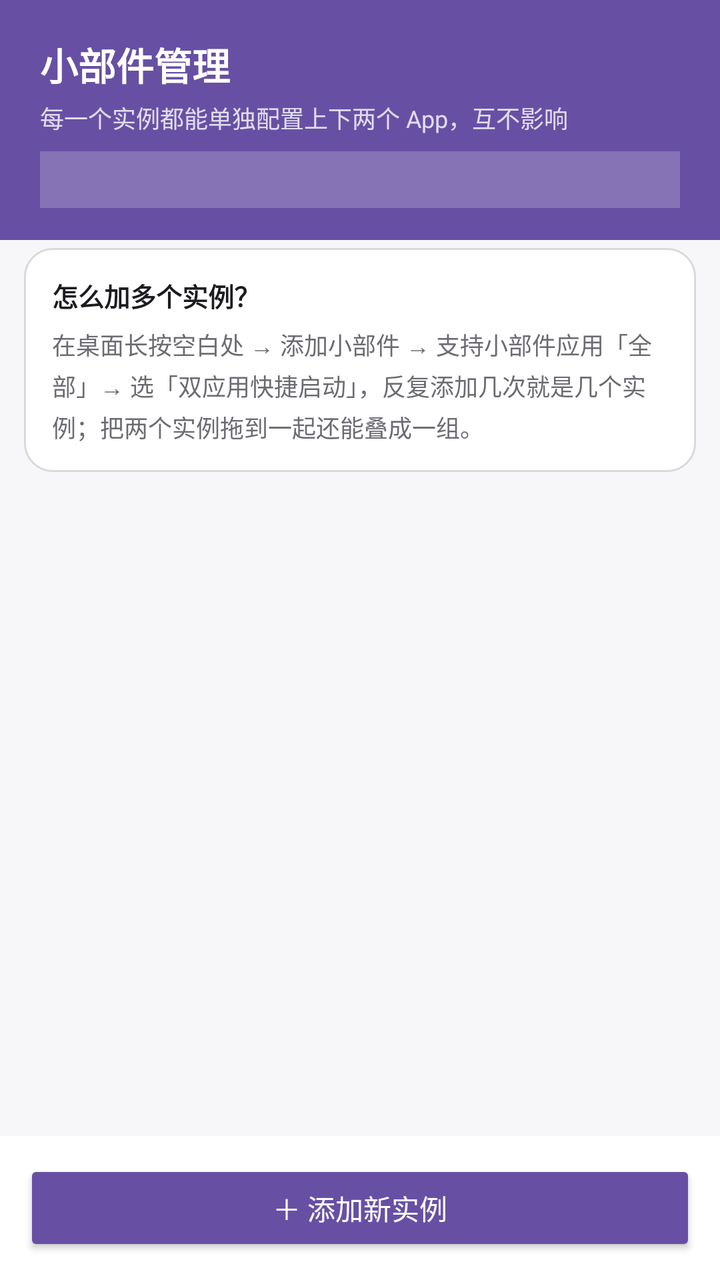
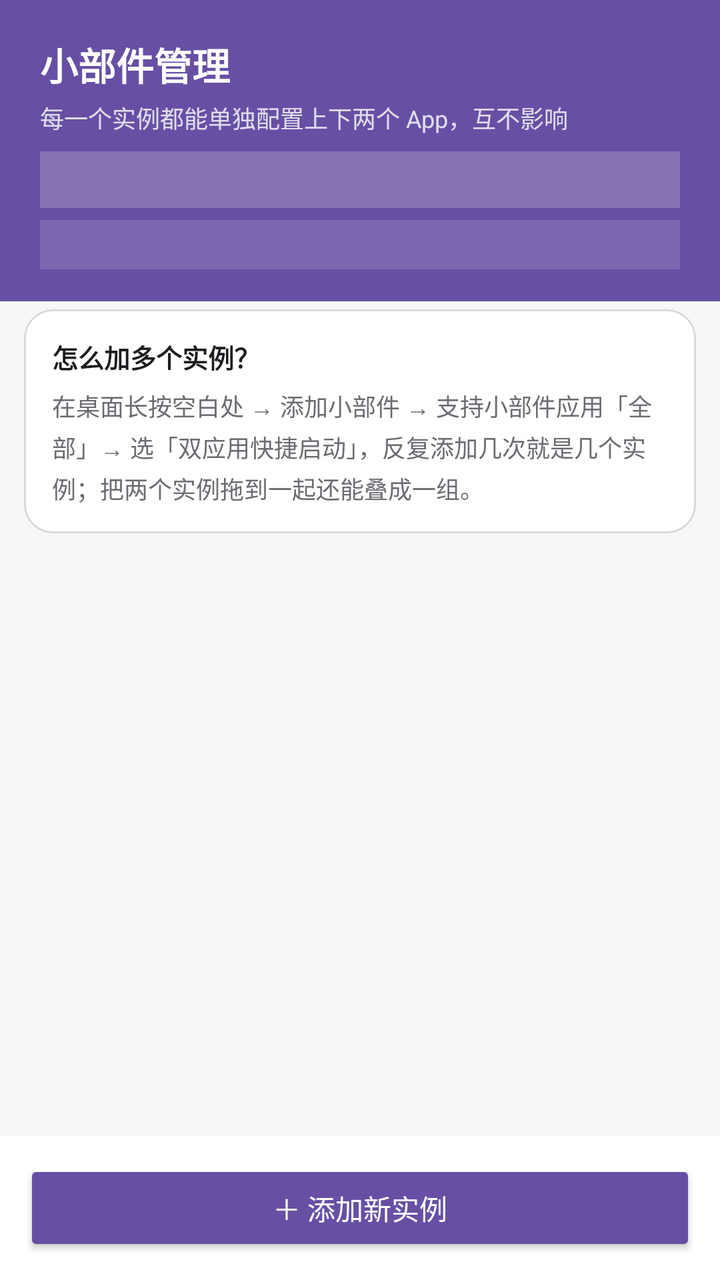

Two renders of the same Android screen: before a commit and after it. Below are the layout's source before the change and the commit's diff.
<!-- AndroidManifest.xml: activity theme AppTheme -->
<!-- res/layout/activity_widget_list.xml -->
<?xml version="1.0" encoding="utf-8"?>
<LinearLayout xmlns:android="http://schemas.android.com/apk/res/android"
    android:layout_width="match_parent"
    android:layout_height="match_parent"
    android:background="#FFF7F7FA"
    android:orientation="vertical">

    
    <LinearLayout
        android:layout_width="match_parent"
        android:layout_height="wrap_content"
        android:background="@color/primary"
        android:orientation="vertical"
        android:paddingStart="20dp"
        android:paddingTop="18dp"
        android:paddingEnd="20dp"
        android:paddingBottom="16dp">

        <TextView
            android:layout_width="wrap_content"
            android:layout_height="wrap_content"
            android:text="@string/manager_title"
            android:textColor="#FFFFFFFF"
            android:textSize="19sp"
            android:textStyle="bold" />

        <TextView
            android:layout_width="wrap_content"
            android:layout_height="wrap_content"
            android:layout_marginTop="4dp"
            android:text="@string/manager_subtitle"
            android:textColor="#CCFFFFFF"
            android:textSize="12sp" />

        
        <TextView
            android:id="@+id/manager_mode"
            android:layout_width="match_parent"
            android:layout_height="wrap_content"
            android:layout_marginTop="8dp"
            android:background="#33FFFFFF"
            android:lineSpacingExtra="2dp"
            android:paddingStart="10dp"
            android:paddingTop="6dp"
            android:paddingEnd="10dp"
            android:paddingBottom="6dp"
            android:textColor="#FFFFFFFF"
            android:textSize="12sp" />
    </LinearLayout>

    
    <ScrollView
        android:layout_width="match_parent"
        android:layout_height="0dp"
        android:layout_weight="1"
        android:scrollbars="vertical">

        <LinearLayout
            android:layout_width="match_parent"
            android:layout_height="wrap_content"
            android:orientation="vertical"
            android:paddingBottom="8dp">

            <LinearLayout
                android:id="@+id/instance_container"
                android:layout_width="match_parent"
                android:layout_height="wrap_content"
                android:orientation="vertical" />

            <TextView
                android:id="@+id/manager_empty"
                android:layout_width="match_parent"
                android:layout_height="wrap_content"
                android:lineSpacingExtra="4dp"
                android:padding="24dp"
                android:text="@string/manager_empty"
                android:textColor="@color/text_secondary"
                android:textSize="13sp"
                android:visibility="gone" />

            
            <LinearLayout
                android:layout_width="match_parent"
                android:layout_height="wrap_content"
                android:layout_marginStart="12dp"
                android:layout_marginTop="4dp"
                android:layout_marginEnd="12dp"
                android:background="@drawable/slot_card_bg"
                android:orientation="vertical"
                android:padding="14dp">

                <TextView
                    android:id="@+id/manager_hint_title"
                    android:layout_width="wrap_content"
                    android:layout_height="wrap_content"
                    android:text="@string/add_hint_title"
                    android:textColor="@color/text_primary"
                    android:textSize="13sp"
                    android:textStyle="bold" />

                <TextView
                    android:id="@+id/manager_hint_body"
                    android:layout_width="match_parent"
                    android:layout_height="wrap_content"
                    android:layout_marginTop="6dp"
                    android:lineSpacingExtra="3dp"
                    android:text="@string/add_hint_body"
                    android:textColor="@color/text_secondary"
                    android:textSize="12sp" />

            </LinearLayout>
        </LinearLayout>
    </ScrollView>

    <LinearLayout
        android:layout_width="match_parent"
        android:layout_height="wrap_content"
        android:background="#FFFFFFFF"
        android:orientation="vertical"
        android:padding="12dp">

        <Button
            android:id="@+id/btn_add_instance"
            android:layout_width="match_parent"
            android:layout_height="wrap_content"
            android:backgroundTint="@color/primary"
            android:text="@string/action_add_instance"
            android:textColor="#FFFFFFFF" />
    </LinearLayout>

</LinearLayout>
<!-- resources referenced by this layout -->
<resources>
  <color name="primary">#FF6750A4</color>
  <color name="text_primary">#FF1C1B1F</color>
  <color name="text_secondary">#FF6B6B72</color>
  <!-- drawable slot_card_bg (drawable) -->
  <?xml version="1.0" encoding="utf-8"?>
  <selector xmlns:android="http://schemas.android.com/apk/res/android">
      <item android:state_selected="true">
          <shape android:shape="rectangle">
              <solid android:color="#146750A4" />
              <corners android:radius="14dp" />
              <stroke
                  android:width="2dp"
                  android:color="@color/primary" />
          </shape>
      </item>
      <item>
          <shape android:shape="rectangle">
              <solid android:color="#FFFFFFFF" />
              <corners android:radius="14dp" />
              <stroke
                  android:width="1dp"
                  android:color="#22000000" />
          </shape>
      </item>
  </selector>
  <string name="action_add_instance">＋ 添加新实例</string>
  <string name="add_hint_body">在桌面长按空白处 → 添加小部件 → 支持小部件应用「全部」→ 选「双应用快捷启动」，反复添加几次就是几个实例；把两个实例拖到一起还能叠成一组。</string>
  <string name="add_hint_title">怎么加多个实例？</string>
  <string name="manager_empty">还没有添加任何小部件实例。\n点下面的按钮按提示添加，或回到桌面：长按空白处 → 添加小部件 → 支持小部件应用「全部」→ 找到「双应用快捷启动」</string>
  <string name="manager_subtitle">每一个实例都能单独配置上下两个 App，互不影响</string>
  <string name="manager_title">小部件管理</string>
  <style name="AppTheme" parent="Theme.AppCompat.Light.NoActionBar">
          <item name="colorPrimary">@color/primary</item>
          <item name="colorPrimaryDark">@color/primary_dark</item>
          <item name="colorAccent">@color/accent</item>
          <item name="android:windowBackground">#FFF7F7FA</item>
          <item name="android:textColorPrimary">@color/text_primary</item>
      </style>
  <color name="primary_dark">#FF4F378B</color>
  <color name="accent">#FF6750A4</color>
</resources>

<!-- the commit's change to res/layout/activity_widget_list.xml (unified diff, before → after) -->
@@ -46,6 +46,21 @@
             android:paddingBottom="6dp"
             android:textColor="#FFFFFFFF"
             android:textSize="12sp" />
+
+        
+        <TextView
+            android:id="@+id/manager_identity"
+            android:layout_width="match_parent"
+            android:layout_height="wrap_content"
+            android:layout_marginTop="6dp"
+            android:background="#22FFFFFF"
+            android:lineSpacingExtra="2dp"
+            android:paddingStart="10dp"
+            android:paddingTop="5dp"
+            android:paddingEnd="10dp"
+            android:paddingBottom="5dp"
+            android:textColor="#CCFFFFFF"
+            android:textSize="11sp" />
     </LinearLayout>
 
     
